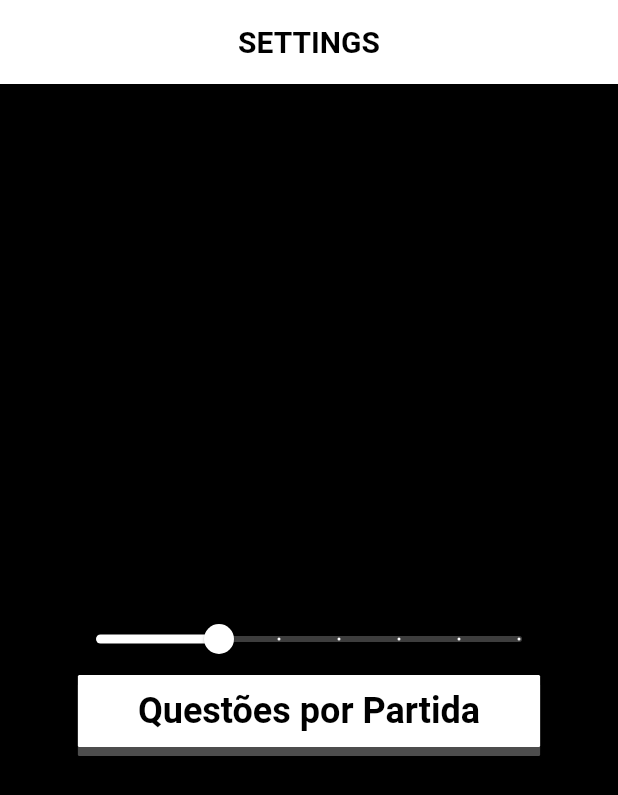
After one commit to monuelo/Quiz, a Flutter app: the screen it shows after launch, after a tap on the "settings" icon, on a phone screen of 412 x 824 dp. The commit adds this screen. Shown: the top 795 px of the screen. Run offline on Flutter 3.47's test engine with Material 2 defaults, Android fonts, the phone set to English and light mode, and no system bars; network calls fail.

Commit message:
finished database && init settings

```diff
--- a/quiz/lib/UI/question_text.dart
+++ b/quiz/lib/UI/question_text.dart
@@ -45,10 +45,11 @@ class QuestionTextState extends State<QuestionText> with SingleTickerProviderSta
     return new Material(
       color: Colors.grey,
       child: new Padding(
-        padding: new EdgeInsets.symmetric(vertical: 20.0),
+        padding: new EdgeInsets.all(20.0),
         child: new Center(
           child: new Text("Question " + widget._questionNumber.toString() + ": " + widget._question,
             style: new TextStyle(color: Colors.white, fontSize: _fontSizeAnimation.value * 20, fontWeight: FontWeight.bold, fontStyle: FontStyle.italic),
+            textAlign: TextAlign.center,
           ),
         )
       ),
--- a/quiz/lib/main.dart
+++ b/quiz/lib/main.dart
@@ -2,7 +2,9 @@ import 'package:flutter/material.dart';
 import './pages/landing_page.dart';
 import './pages/quiz_page.dart';
 import './pages/score_page.dart';
+import './pages/settings.dart';
 
 void main() => runApp(new MaterialApp(
+  theme: new ThemeData.dark(),
   home: new LandingPage(),
 ));
--- a/quiz/lib/pages/landing_page.dart
+++ b/quiz/lib/pages/landing_page.dart
@@ -1,20 +1,27 @@
 import 'package:flutter/material.dart';
-import './quiz_page.dart';
+import 'quiz_loader.dart';
+import './settings.dart';
+class LandingPage extends StatelessWidget {
 
-class LandingPage extends StatelessWidget {
+  Settings settings = new Settings();
+
   @override
   Widget build(BuildContext context) {
     return new Material(
       color: Colors.black87,
       child: new InkWell(
-        onTap: () => Navigator.of(context).push(new MaterialPageRoute(builder: (BuildContext context) => new QuizPage())),
+        onTap: () => Navigator.of(context).push(new MaterialPageRoute(builder: (BuildContext context) => new Loader(settings.numQuestions))),
         child: new Column(
           mainAxisAlignment: MainAxisAlignment.center,
           children: <Widget>[
-            new Icon(Icons.public, size: 200.0, color: Colors.white,),
+            new Icon(Icons.thumbs_up_down, size: 200.0, color: Colors.white,),
             new Text("Infinnity Quiz", style: new TextStyle(color: Colors.white, fontSize: 50.0, fontWeight:  FontWeight.bold, fontStyle: FontStyle.italic)),
             new Padding(padding: new EdgeInsets.only(bottom: 5.0)),
             new Text("Tap to start!", style: new TextStyle(color: Colors.white, fontSize: 20.0, fontWeight: FontWeight.bold),),
+            new IconButton(
+              icon: new Icon(Icons.settings),
+              onPressed: () => Navigator.of(context).push(new MaterialPageRoute(builder: (context) => new SettingsPage())),
+            )
           ],
         ),
       ),
--- /dev/null
+++ b/quiz/lib/pages/settings.dart
@@ -0,0 +1,78 @@
+import 'package:flutter/material.dart';
+
+class Settings {
+  int _numQuestions = 5;
+
+  double set setNum(double n){
+    this._numQuestions = n.toInt();
+  }
+
+  int get numQuestions => _numQuestions;
+}
+
+class SettingsPage extends StatelessWidget {
+  @override
+  Widget build(BuildContext context) {
+    return new Scaffold(
+      backgroundColor: Colors.black,
+      appBar: new AppBar(
+        backgroundColor: Colors.white,
+        title: new Text("SETTINGS", style: new TextStyle(fontWeight: FontWeight.bold, color: Colors.black)),
+        centerTitle: true,
+      ),
+      body: new NumQuestionsSelect(),
+    );
+  }
+}
+
+class NumQuestionsSelect extends StatefulWidget {
+  @override
+  State createState() => new NumQuestionsSelectState();
+}
+
+class NumQuestionsSelectState extends State<NumQuestionsSelect> {
+  Settings settings = new Settings();
+
+  double _value = 5.0;
+
+
+  void _onChanged(double value){
+    setState(() {
+          _value = value;
+          settings.setNum = value;
+          print(settings.numQuestions);
+      });
+  }
+  @override
+  Widget build(BuildContext context) {
+    return new Container(
+      padding: new EdgeInsets.all(40.0),
+      child: new Column(
+        mainAxisAlignment: MainAxisAlignment.center,
+        crossAxisAlignment: CrossAxisAlignment.center,
+        children: <Widget>[
+          new Padding(padding: new EdgeInsets.only(top: 20.0)),
+          new Slider(
+                  min: 3.0,
+                  max: 10.0,
+                  value: _value, onChanged: (double value){_onChanged(value);},
+                  activeColor: Colors.white,
+                  inactiveColor: Colors.white24,
+                  divisions: 7,
+                  label: _value.toString()
+                ),
+                new Container(
+            padding: new EdgeInsets.fromLTRB(40.0, 10.0, 40.0, 10.0),
+            decoration: new BoxDecoration(
+              shape: BoxShape.rectangle,
+              color: Colors.white,
+              borderRadius: new BorderRadius.all(const Radius.circular(1.0)),
+              boxShadow: [new BoxShadow(color: Colors.white30, offset: new Offset(0.0, 6.0))]
+            ),
+            child: new Text("Questões por Partida", style: new TextStyle(color: Colors.black, fontSize: 24.0, fontWeight: FontWeight.bold)),
+          ),
+        ],
+      ),
+    );
+  }
+}
--- a/quiz/lib/utils/quiz.dart
+++ b/quiz/lib/utils/quiz.dart
@@ -6,7 +6,9 @@ class Quiz {
   int _currentQuestionIndex;
   int _score;
 
-  Quiz(this._questions) {
+  Quiz(List data, int qnt) {
+    this._questions = data.skip(0).take(qnt).toList();
+    this._questions.shuffle();
     this._score = 0;
     this._currentQuestionIndex = -1;
   }
```
Also changed, not shown: quiz/lib/UI/loading.dart (added, +25 -0 lines), quiz/lib/pages/quiz_loader.dart (added, +55 -0 lines), quiz/lib/pages/quiz_page.dart (+22 -32 lines).
